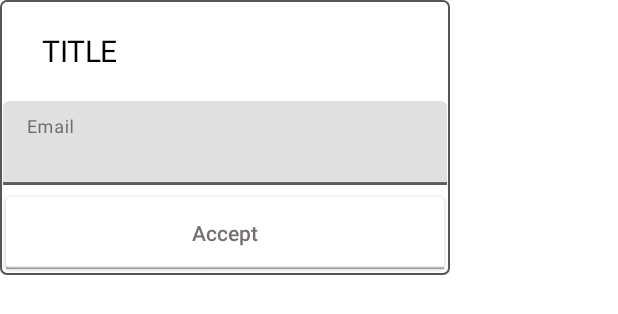
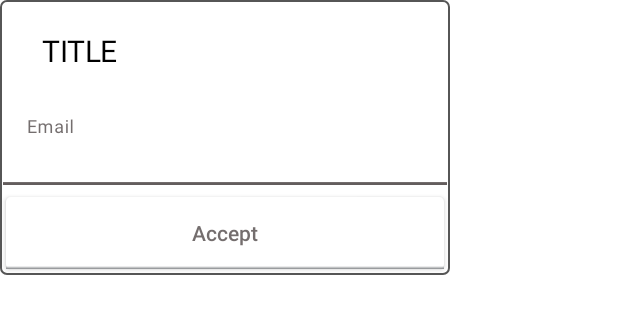
Before and after one commit to APPquitectura/APPquitectura, an Android app: the layout dialog_input_text.xml on its own in the app's theme, with its tools: preview values and no code run, on a phone screen of 412 x 824 dp. Shown: the top 314 px of the screen. Run offline under Robolectric (Android 15) with nearby library versions, the phone set to English and light mode, and no system bars.

Commit message:
Handle errors for inputs

```diff
--- a/app/src/main/java/com/etsisi/appquitectura/presentation/dialog/view/InputTextDialog.kt
+++ b/app/src/main/java/com/etsisi/appquitectura/presentation/dialog/view/InputTextDialog.kt
@@ -1,6 +1,5 @@
 package com.etsisi.appquitectura.presentation.dialog.view
 
-import android.widget.Toast
 import androidx.navigation.fragment.navArgs
 import com.etsisi.appquitectura.R
 import com.etsisi.appquitectura.databinding.DialogInputTextBinding
@@ -41,8 +40,7 @@ class InputTextDialog: BaseDialog<DialogInputTextBinding, InputTextViewModel>(
                         if (success) {
                             dismiss()
                         } else {
-                            dismiss()
-                            Toast.makeText(requireContext(), "error", Toast.LENGTH_SHORT).show()
+                            mBinding.editTextLayout.error = getString(R.string.error_email_malformed)
                         }
                     }
                 }
--- a/app/src/main/res/layout/dialog_input_text.xml
+++ b/app/src/main/res/layout/dialog_input_text.xml
@@ -27,13 +27,17 @@
             tools:text="TITLE" />
 
         <com.google.android.material.textfield.TextInputLayout
+            android:id="@+id/editTextLayout"
             android:layout_width="match_parent"
             android:layout_height="wrap_content"
             android:layout_marginHorizontal="@dimen/dimen_2"
             android:layout_marginBottom="@dimen/dimen_4"
             android:hint="@string/hint_email"
             android:minHeight="@dimen/input_text_height"
+            app:boxBackgroundColor="@color/white"
             app:endIconMode="clear_text"
+            app:errorEnabled="@{viewModel.inputError}"
+            app:errorTextColor="@color/red_error"
             app:hintAnimationEnabled="true">
 
             <com.google.android.material.textfield.TextInputEditText
@@ -44,7 +48,7 @@
                 android:inputType="text"
                 android:maxLines="1"
                 android:text="@={viewModel.input}"
-                android:textColor="@{viewModel.inputError ? @color/red_error : @color/black}"
+                android:textColor="@color/text_color_primary"
                 app:isVisible="@{config.withEditText}" />
 
         </com.google.android.material.textfield.TextInputLayout>
@@ -53,6 +57,7 @@
             style="@style/buttonStyle"
             android:layout_width="match_parent"
             android:layout_height="wrap_content"
+            android:layout_marginTop="@dimen/dimen_10"
             android:minHeight="@dimen/dimen_48"
             android:onClick="@{() -> viewModel.onPositiveButtonClicked()}"
             android:text="@string/accept" />
```
Also changed, not shown: app/src/main/java/com/etsisi/appquitectura/presentation/dialog/viewmodel/InputTextViewModel.kt (+7 -1 lines).
